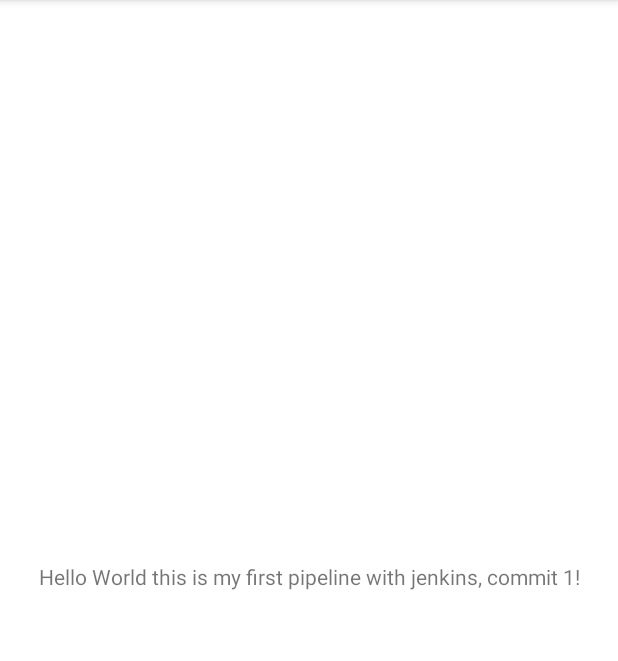
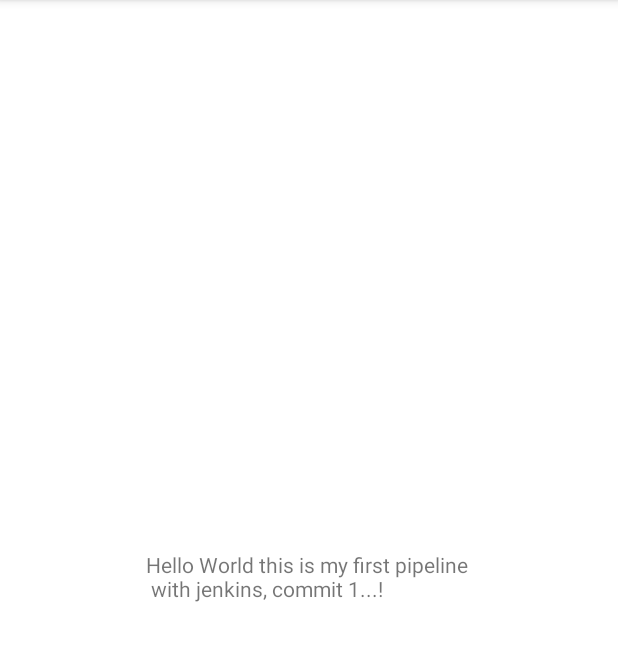
Before and after one commit to abhi10601060/JenkinsTestApp, an Android app: the screen it shows after launch (MainActivity), on a phone screen of 412 x 824 dp, the part 84-745 px from its top. Run offline under Robolectric (Android 15) with nearby library versions, the phone set to English and light mode, and no system bars.

Commit message:
Update 2 activity_main.xml

```diff
--- a/app/src/main/res/layout/activity_main.xml
+++ b/app/src/main/res/layout/activity_main.xml
@@ -9,7 +9,7 @@
     <TextView
         android:layout_width="wrap_content"
         android:layout_height="wrap_content"
-        android:text="Hello World this is my first pipeline with jenkins, commit 1!"
+        android:text="Hello World this is my first pipeline \n with jenkins, commit 1...!"
         app:layout_constraintBottom_toBottomOf="parent"
         app:layout_constraintLeft_toLeftOf="parent"
         app:layout_constraintRight_toRightOf="parent"
```
